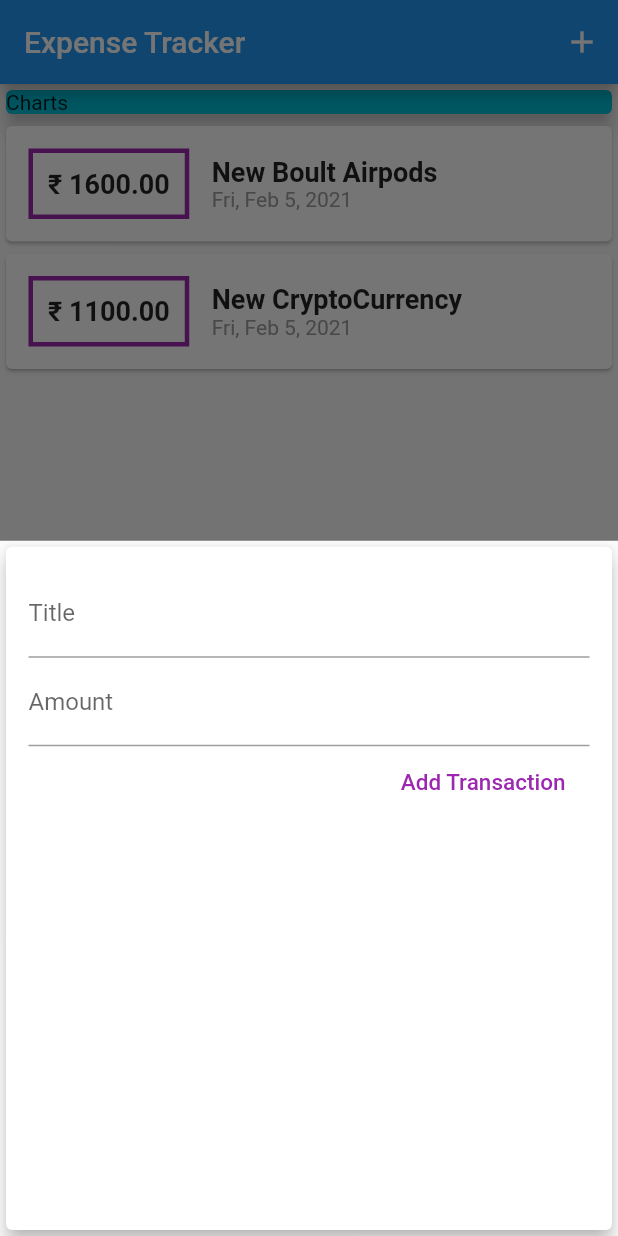
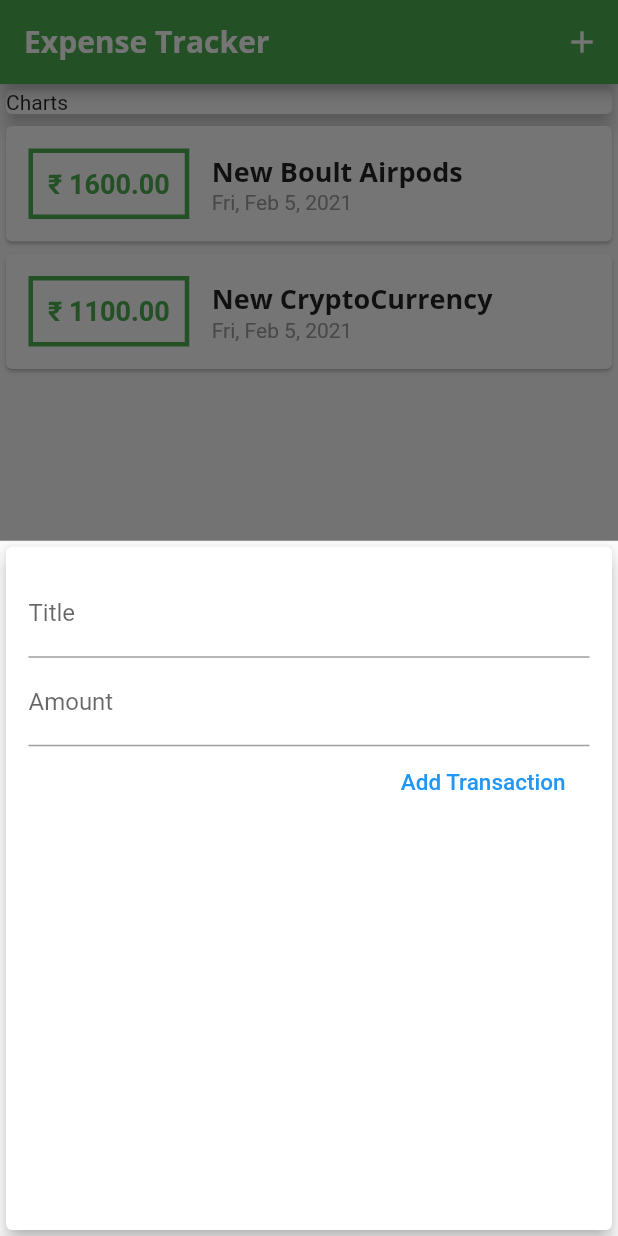
Before and after one commit to mayank8200/Expense-Tracker-Flutter, a Flutter app: the screen it shows after launch, after a tap on the "add" icon, on a phone screen of 412 x 824 dp. Run offline on Flutter 3.47's test engine with Material 2 defaults, Android fonts, the phone set to English and light mode, and no system bars.

Commit message:
added custom themes and fonts

```diff
--- a/lib/main.dart
+++ b/lib/main.dart
@@ -10,7 +10,11 @@ void main(List<String> args) {
 class MyApp extends StatelessWidget {
   @override
   Widget build(BuildContext context) {
-    return MaterialApp(title: "Flutter", home: MyHomePage());
+    return MaterialApp(
+      title: "Expense Tracker",
+
+      home: MyHomePage()
+      );
   }
 }
 
@@ -60,9 +64,31 @@ class _MyHomePageState extends State<MyHomePage> {
   @override
   Widget build(BuildContext context) {
     return MaterialApp(
+       theme: ThemeData(
+        primarySwatch: Colors.green,
+        fontFamily: "OpenSans",
+        textTheme: ThemeData.light().textTheme.copyWith(
+            headline6: TextStyle(
+              fontFamily: "OpenSans",
+              fontSize: 18,
+              fontWeight: FontWeight.bold
+              )
+        ),
+        appBarTheme: AppBarTheme(
+          textTheme: ThemeData.light().textTheme.copyWith(
+            headline6: TextStyle(
+              fontFamily: "OpenSans",
+              fontSize: 20,
+              fontWeight: FontWeight.bold
+              )
+          )
+        )
+        //accentColor: Colors.green
+      ),
       home: Scaffold(
         appBar: AppBar(
           title: Text('Expense Tracker'),
+          //backgroundColor: Theme.of(context).primaryColor,
           actions: [
             IconButton(
                 icon: Icon(Icons.add),
@@ -81,7 +107,7 @@ class _MyHomePageState extends State<MyHomePage> {
                     "Charts",
                   ),
                   elevation: 5,
-                  color: Colors.cyan,
+                  //color: Theme.of(context).primaryColor,
                 ),
               ),
               TransactionList(transactions)
@@ -90,6 +116,7 @@ class _MyHomePageState extends State<MyHomePage> {
         ),
         floatingActionButton: FloatingActionButton(
           child: Icon(Icons.add),
+          //backgroundColor: Theme.of(context).primaryColor,
           onPressed: () => addNewTransactionModel(context),
         ),
         floatingActionButtonLocation: FloatingActionButtonLocation.centerFloat,
--- a/lib/widgets/new_transactions.dart
+++ b/lib/widgets/new_transactions.dart
@@ -49,7 +49,7 @@ class _NewTransactionState extends State<NewTransaction> {
                           child: Text(
                             "Add Transaction",
                             style:
-                                TextStyle(color: Colors.purple, fontSize: 15),
+                                TextStyle(color: Theme.of(context).primaryColor, fontSize: 15),
                           ))
                     ],
                   ),
--- a/lib/widgets/tx_List.dart
+++ b/lib/widgets/tx_List.dart
@@ -19,14 +19,14 @@ class TransactionList extends StatelessWidget {
                       padding: EdgeInsets.all(10),
                       decoration: BoxDecoration(
                         border: Border.all(
-                          color: Colors.purple,
+                          color: Theme.of(context).primaryColor,
                           width: 3,
                         ),
                       ),
                       child: Text(
                         '₹ ${userTransactions[index].amount.toStringAsFixed(2)}',
                         style: TextStyle(
-                            fontWeight: FontWeight.bold, fontSize: 18),
+                            fontWeight: FontWeight.bold, fontSize: 18,color: Theme.of(context).primaryColor),
                       ),
                     ),
                     Column(
@@ -34,8 +34,7 @@ class TransactionList extends StatelessWidget {
                       children: [
                         Text(
                           userTransactions[index].title,
-                          style: TextStyle(
-                              fontWeight: FontWeight.bold, fontSize: 18),
+                          style: Theme.of(context).textTheme.headline6,
                         ),
                         Text(
                           DateFormat.yMMMEd()
```
Also changed, not shown: pubspec.yaml (+11 -11 lines), assets/fonts/OpenSans-Bold.ttf (added), assets/fonts/OpenSans-Regular.ttf (added), assets/fonts/Quicksand-Bold.ttf (added), assets/fonts/Quicksand-Light.ttf (added), assets/fonts/Quicksand-Medium.ttf (added), assets/fonts/Quicksand-Regular.ttf (added).
